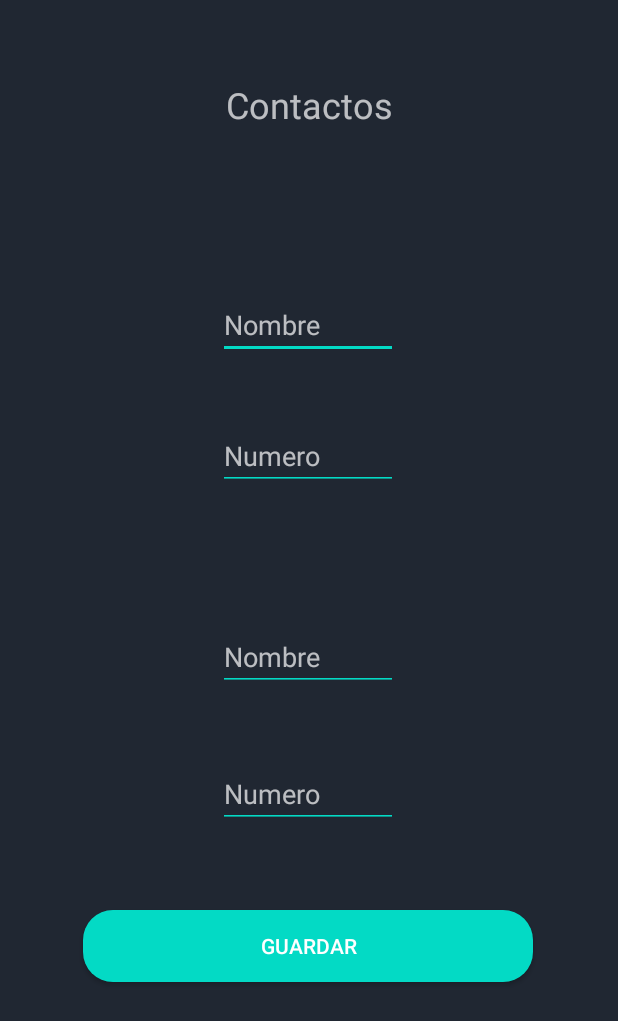
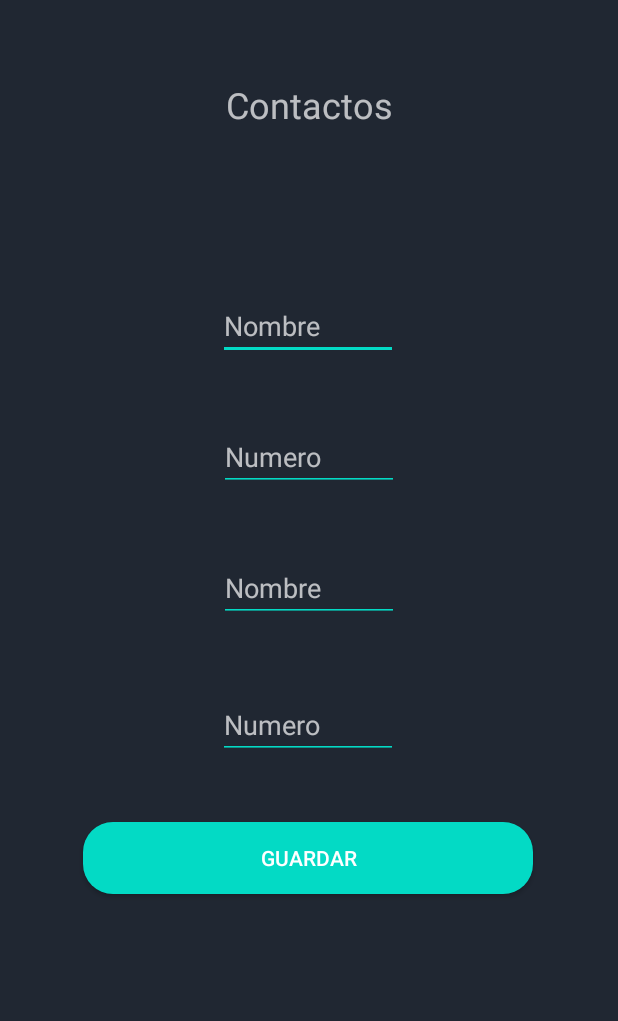
Before and after one commit to MarianoRiquelme26/grupo_610, an Android app: the Contacto screen opened directly, with no data from a screen before it, on a phone screen of 412 x 824 dp. Shown: the top 1021 px of the screen. Run offline under Robolectric (Android 15) with nearby library versions, the phone set to English and light mode, and no system bars.

```diff
--- a/CODIGO/app/src/main/res/layout/activity_contacto.xml
+++ b/CODIGO/app/src/main/res/layout/activity_contacto.xml
@@ -11,17 +11,14 @@
         android:id="@+id/textNombre1"
         android:layout_width="120dp"
         android:layout_height="wrap_content"
-        android:layout_marginTop="108dp"
-        android:layout_marginBottom="276dp"
+        android:layout_marginBottom="584dp"
         android:backgroundTint="@color/colorAccent"
         android:editable="true"
         android:hint="@string/Nombre"
         app:layout_constraintBottom_toBottomOf="parent"
         app:layout_constraintEnd_toEndOf="parent"
         app:layout_constraintHorizontal_bias="0.498"
-        app:layout_constraintStart_toStartOf="parent"
-        app:layout_constraintTop_toBottomOf="@+id/textView"
-        app:layout_constraintVertical_bias="0.0" />
+        app:layout_constraintStart_toStartOf="parent" />
 
     <EditText
         android:id="@+id/textNumero1"
@@ -33,7 +30,6 @@
         android:hint="@string/Numero"
         app:layout_constraintBottom_toBottomOf="parent"
         app:layout_constraintEnd_toEndOf="parent"
-        app:layout_constraintHorizontal_bias="0.498"
         app:layout_constraintStart_toStartOf="parent"
         app:layout_constraintTop_toBottomOf="@+id/textNombre1"
         app:layout_constraintVertical_bias="0.0" />
@@ -48,10 +44,9 @@
         android:hint="@string/Nombre"
         app:layout_constraintBottom_toBottomOf="parent"
         app:layout_constraintEnd_toEndOf="parent"
-        app:layout_constraintHorizontal_bias="0.498"
         app:layout_constraintStart_toStartOf="parent"
         app:layout_constraintTop_toBottomOf="@+id/textNumero1"
-        app:layout_constraintVertical_bias="0.116" />
+        app:layout_constraintVertical_bias="0.002" />
 
     <EditText
         android:id="@+id/textNumero2"
@@ -93,5 +88,5 @@
         app:layout_constraintHorizontal_bias="0.495"
         app:layout_constraintStart_toStartOf="parent"
         app:layout_constraintTop_toBottomOf="@+id/textNumero2"
-        app:layout_constraintVertical_bias="0.071" />
+        app:layout_constraintVertical_bias="0.0" />
 </androidx.constraintlayout.widget.ConstraintLayout>
```
Also changed, not shown: CODIGO/app/src/main/java/com/ten/six/soa/keepcalmmobile/ServiceTask.java (+10 -1 lines).
